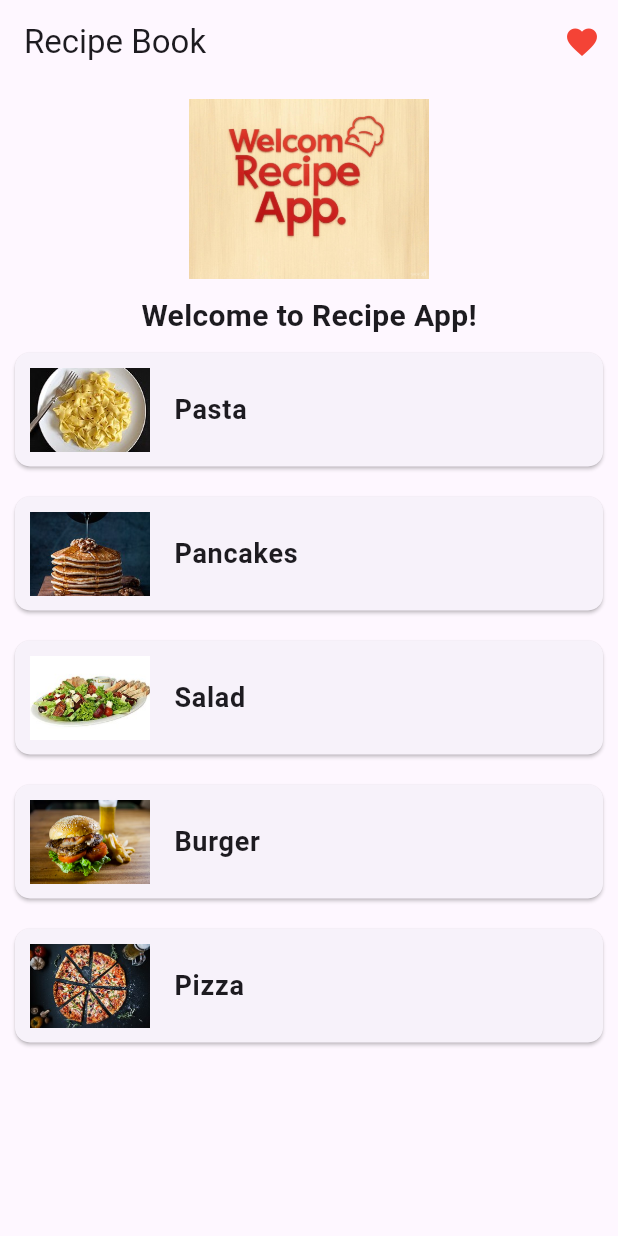
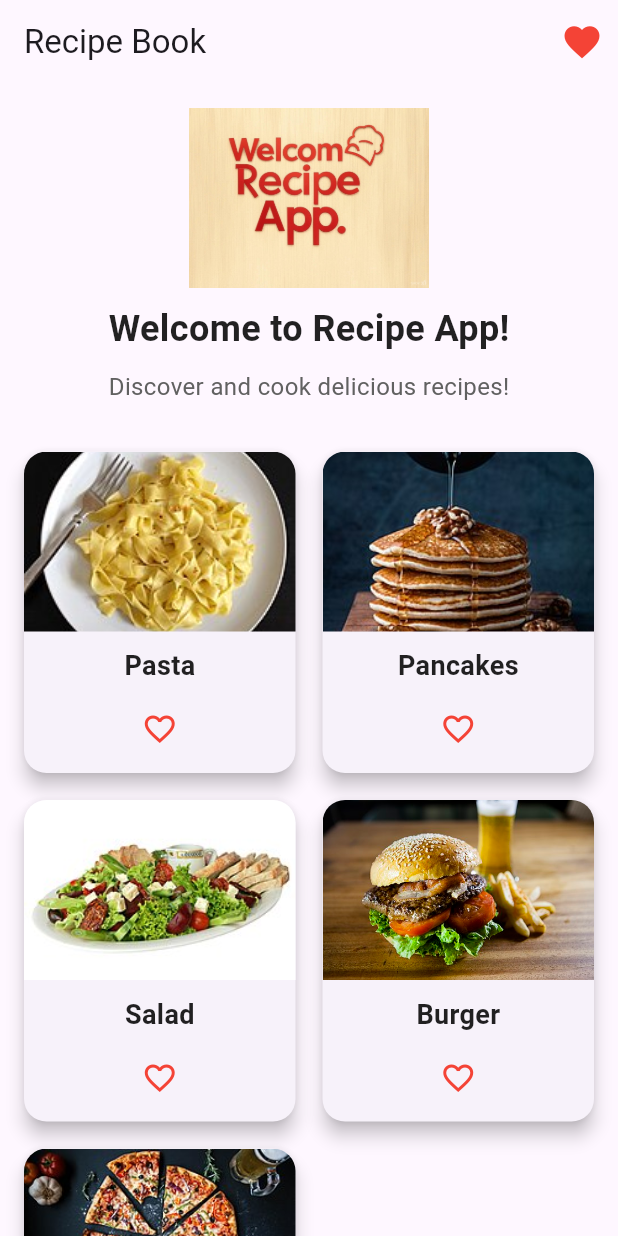
Before and after one commit to sricharan8462/recipe_app, a Flutter app: the screen it shows after launch, on a phone screen of 412 x 824 dp. Run offline on Flutter 3.47's test engine with Material 3 defaults, Android fonts, the phone set to English and light mode, and no system bars.

Commit message:
final UI Changes

```diff
--- a/lib/home_screen.dart
+++ b/lib/home_screen.dart
@@ -20,7 +20,8 @@ class _HomeScreenState extends State<HomeScreen> {
 
   void toggleFavorite(String recipeName) {
     setState(() {
-      final index = favoriteRecipes.indexWhere((fav) => fav["name"] == recipeName);
+      final index =
+          favoriteRecipes.indexWhere((fav) => fav["name"] == recipeName);
       if (index != -1) {
         favoriteRecipes.removeAt(index);
       } else {
@@ -37,12 +38,13 @@ class _HomeScreenState extends State<HomeScreen> {
         title: Text("Recipe Book"),
         actions: [
           IconButton(
-            icon: Icon(Icons.favorite, color: Colors.red),
+            icon: Icon(Icons.favorite, color: Colors.red, size: 28),
             onPressed: () {
               Navigator.push(
                 context,
                 MaterialPageRoute(
-                  builder: (context) => FavoritesScreen(favoriteRecipes: favoriteRecipes),
+                  builder: (context) =>
+                      FavoritesScreen(favoriteRecipes: favoriteRecipes),
                 ),
               );
             },
@@ -53,23 +55,43 @@ class _HomeScreenState extends State<HomeScreen> {
         children: [
           // ✅ Welcome Logo
           Padding(
-            padding: EdgeInsets.all(10),
-            child: Image.asset("assets/logo.jpg", height: 120),
+            padding: EdgeInsets.all(16),
+            child: Column(
+              children: [
+                Image.asset("assets/logo.jpg", height: 120),
+                SizedBox(height: 10),
+                Text(
+                  "Welcome to Recipe App!",
+                  style: TextStyle(
+                      fontSize: 24,
+                      fontWeight: FontWeight.bold,
+                      color: Colors.black87),
                 ),
-          Text("Welcome to Recipe App!", style: TextStyle(fontSize: 20, fontWeight: FontWeight.bold)),
+                SizedBox(height: 10),
+                Text(
+                  "Discover and cook delicious recipes!",
+                  style: TextStyle(fontSize: 16, color: Colors.grey[700]),
+                ),
+              ],
+            ),
+          ),
 
-          // ✅ Recipe List with Images
+          // ✅ Recipe Grid View (Better UI)
           Expanded(
-            child: ListView.builder(
+            child: GridView.builder(
+              padding: EdgeInsets.all(12),
+              gridDelegate: SliverGridDelegateWithFixedCrossAxisCount(
+                crossAxisCount: 2, // 🟢 Two columns for better layout
+                crossAxisSpacing: 10,
+                mainAxisSpacing: 10,
+                childAspectRatio: 0.85, // Adjusted for better layout
+              ),
               itemCount: recipes.length,
               itemBuilder: (context, index) {
-                return Card(
-                  margin: EdgeInsets.all(10),
-                  shape: RoundedRectangleBorder(borderRadius: BorderRadius.circular(10)),
-                  child: ListTile(
-                    contentPadding: EdgeInsets.all(10),
-                    leading: Image.asset(recipes[index]["image"]!, width: 80, height: 80, fit: BoxFit.cover),
-                    title: Text(recipes[index]["name"]!, style: TextStyle(fontSize: 18, fontWeight: FontWeight.bold)),
+                bool isFavorite = favoriteRecipes
+                    .any((fav) => fav["name"] == recipes[index]["name"]);
+
+                return GestureDetector(
                   onTap: () {
                     Navigator.push(
                       context,
@@ -77,11 +99,49 @@ class _HomeScreenState extends State<HomeScreen> {
                         builder: (context) => DetailsScreen(
                           recipe: recipes[index]["name"]!,
                           onFavoriteToggle: toggleFavorite,
-                            isFavorite: favoriteRecipes.any((fav) => fav["name"] == recipes[index]["name"]),
+                          isFavorite: isFavorite,
                         ),
                       ),
                     );
                   },
+                  child: Card(
+                    elevation: 5,
+                    shape: RoundedRectangleBorder(
+                        borderRadius: BorderRadius.circular(15)),
+                    child: Column(
+                      crossAxisAlignment: CrossAxisAlignment.center,
+                      children: [
+                        ClipRRect(
+                          borderRadius:
+                              BorderRadius.vertical(top: Radius.circular(15)),
+                          child: Image.asset(
+                            recipes[index]["image"]!,
+                            height: 120,
+                            width: double.infinity,
+                            fit: BoxFit.cover,
+                          ),
+                        ),
+                        SizedBox(height: 10),
+                        Text(
+                          recipes[index]["name"]!,
+                          style: TextStyle(
+                              fontSize: 18,
+                              fontWeight: FontWeight.bold,
+                              color: Colors.black87),
+                        ),
+                        SizedBox(height: 5),
+                        IconButton(
+                          icon: Icon(
+                              isFavorite
+                                  ? Icons.favorite
+                                  : Icons.favorite_border,
+                              color: Colors.red),
+                          onPressed: () {
+                            toggleFavorite(recipes[index]["name"]!);
+                          },
+                        ),
+                      ],
+                    ),
                   ),
                 );
               },
```
Lines whose indentation alone changed are shown as unchanged.
